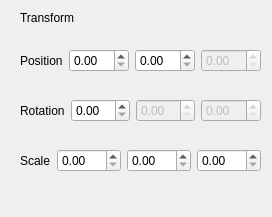
mizquierdo97/Graphics, file Graphics/transformwidget.ui: the form before one commit.
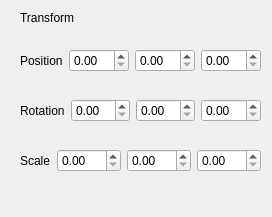
The form after the commit.

```diff
--- a/Graphics/transformwidget.ui
+++ b/Graphics/transformwidget.ui
@@ -59,12 +59,6 @@
     </item>
     <item>
      <widget class="QDoubleSpinBox" name="PosZ">
-      <property name="enabled">
-       <bool>false</bool>
-      </property>
-      <property name="readOnly">
-       <bool>false</bool>
-      </property>
       <property name="maximum">
        <double>999.000000000000000</double>
       </property>
@@ -98,9 +92,6 @@
     </item>
     <item>
      <widget class="QDoubleSpinBox" name="RotY">
-      <property name="enabled">
-       <bool>false</bool>
-      </property>
       <property name="maximum">
        <double>999.000000000000000</double>
       </property>
@@ -108,9 +99,6 @@
     </item>
     <item>
      <widget class="QDoubleSpinBox" name="RotZ">
-      <property name="enabled">
-       <bool>false</bool>
-      </property>
       <property name="maximum">
        <double>999.000000000000000</double>
       </property>
```
Left out of the diff: 3 changed lines with no effect on the pictures.
